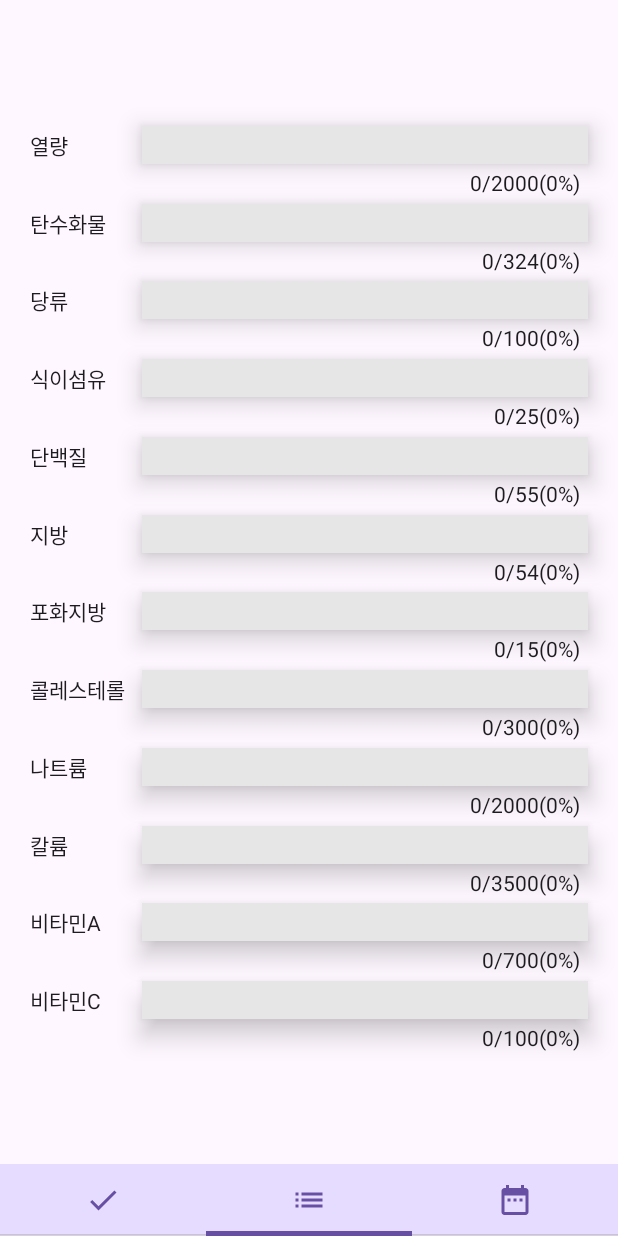
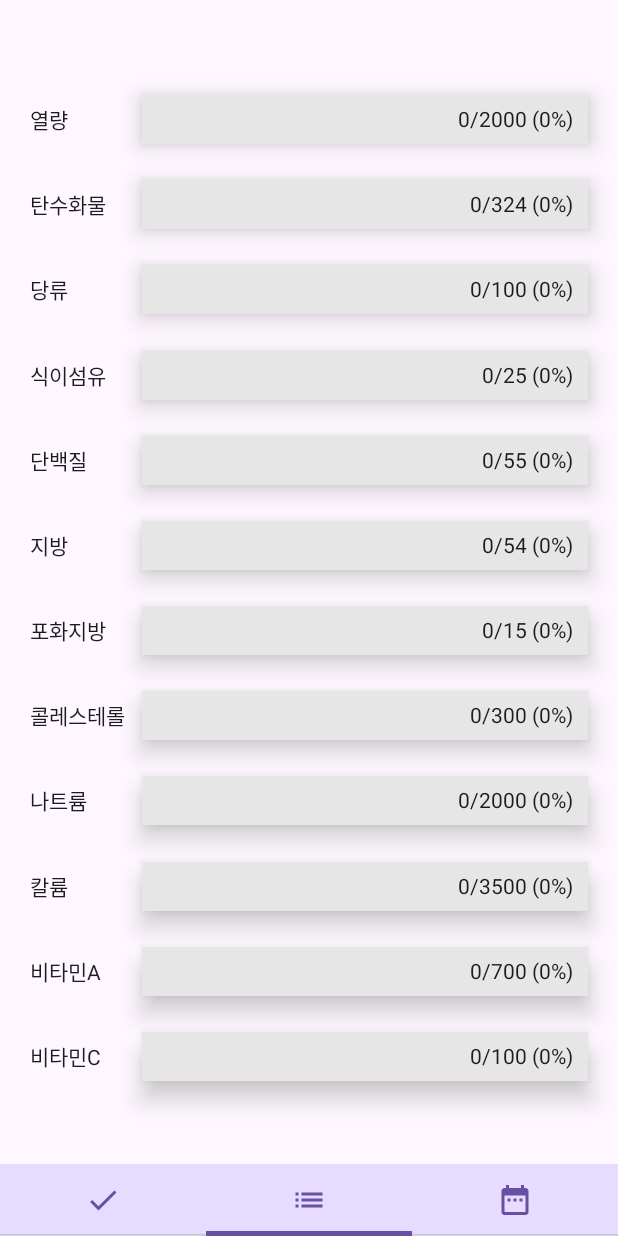
Before and after one commit to GwonDongHyeon21/NutritionCheck_kotlin, an Android app built with Jetpack Compose: the screen it shows after launch (MainActivity), item 2 of the bottom bar chosen, on a phone screen of 412 x 824 dp. Run offline under Robolectric (Android 15) with nearby library versions, the phone set to English and light mode, and no system bars; our stand-ins replace Firebase (no records; nobody signed in at launch, a user with empty details on screens opened directly).

Commit message:
NutritionCheck

```diff
--- a/app/src/main/java/com/example/nutritioncheck_composable/MainActivity.kt
+++ b/app/src/main/java/com/example/nutritioncheck_composable/MainActivity.kt
@@ -30,27 +30,30 @@ import com.google.firebase.Firebase
 import com.google.firebase.auth.FirebaseAuth
 import com.google.firebase.database.database
 import kotlinx.coroutines.launch
-import java.time.LocalDate
+import java.text.SimpleDateFormat
+import java.util.Locale
 
 object ValueSingleton {
     var uid: String = ""
+    val DB = Firebase.database.reference
 }
-
-val db = Firebase.database
-val DB = db.reference
-val uid = ValueSingleton.uid
 
 var breakfastFoodList = mutableListOf<NutritionDataModel>()
 var lunchFoodList = mutableListOf<NutritionDataModel>()
 var dinnerFoodList = mutableListOf<NutritionDataModel>()
 
+var dateFoodList = mutableListOf<NutritionDataModel>()
 var addList = mutableListOf<NutritionDataModel>()
-var list = mutableListOf<NutritionDataModel>()
+var foodList = mutableListOf<NutritionDataModel>()
+
+var selectedDate: String = SimpleDateFormat(
+    "yyyy년 MM월 dd일",
+    Locale.getDefault()
+).format(System.currentTimeMillis())
 
 class MainActivity : ComponentActivity() {
 
     private lateinit var auth: FirebaseAuth
-    private val date = LocalDate.now().toString()
 
     override fun onCreate(savedInstanceState: Bundle?) {
         super.onCreate(savedInstanceState)
@@ -66,7 +69,7 @@ class MainActivity : ComponentActivity() {
         lunchFoodList = mutableListOf()
         dinnerFoodList = mutableListOf()
 
-        getDataFromFirebase(date) {
+        getDataFromFirebase(selectedDate) {
             breakfastFoodList = it[0].toMutableList()
             lunchFoodList = it[1].toMutableList()
             dinnerFoodList = it[2].toMutableList()
@@ -111,7 +114,7 @@ fun LayoutNavigator() {
             val meal = backStackEntry.arguments?.getString("meal").toString()
             val date = backStackEntry.arguments?.getString("selectedDate").toString()
 
-            NutritionAddLayout(meal, date)
+            NutritionAddLayout(navController, meal, date)
         }
     }
 }
--- a/app/src/main/java/com/example/nutritioncheck_composable/NutritionToday.kt
+++ b/app/src/main/java/com/example/nutritioncheck_composable/NutritionToday.kt
@@ -5,7 +5,6 @@ import androidx.compose.foundation.layout.Arrangement
 import androidx.compose.foundation.layout.Box
 import androidx.compose.foundation.layout.Column
 import androidx.compose.foundation.layout.Row
-import androidx.compose.foundation.layout.fillMaxHeight
 import androidx.compose.foundation.layout.fillMaxSize
 import androidx.compose.foundation.layout.fillMaxWidth
 import androidx.compose.foundation.layout.padding
@@ -26,6 +25,7 @@ import androidx.compose.material3.Text
 import androidx.compose.material3.TextButton
 import androidx.compose.material3.rememberDatePickerState
 import androidx.compose.runtime.Composable
+import androidx.compose.runtime.LaunchedEffect
 import androidx.compose.runtime.getValue
 import androidx.compose.runtime.mutableStateOf
 import androidx.compose.runtime.remember
@@ -43,11 +43,14 @@ import com.example.nutritioncheck_composable.model.NutritionDataModel
 import java.text.SimpleDateFormat
 import java.util.Locale
 
-var selectedDate = ""
-
 @Composable
 fun NutritionTodayLayout(navController: NavController) {
     var isDialog by remember { mutableStateOf(false) }
+    var date by remember { mutableStateOf(selectedDate) }
+
+    LaunchedEffect(selectedDate) {
+        date = selectedDate
+    }
 
     Column(
         modifier = Modifier
@@ -67,10 +70,7 @@ fun NutritionTodayLayout(navController: NavController) {
                     style = TextStyle(fontSize = 30.sp),
                 )
                 Text(
-                    text = SimpleDateFormat(
-                        "yyyy년 MM월 dd일",
-                        Locale.getDefault()
-                    ).format(System.currentTimeMillis()),
+                    text = date,
                     modifier = Modifier.padding(top = 5.dp),
                 )
             }
@@ -137,7 +137,7 @@ fun MealRow(
             .shadow(10.dp, RoundedCornerShape(16.dp))
             .clickable {
                 addList = mutableListOf()
-                list = foodList.toMutableList()
+                dateFoodList = foodList.toMutableList()
                 navController.navigate("NutritionAdd/$mealType/$selectedDate")
             },
     ) {
@@ -177,7 +177,7 @@ fun DatePickerDialog(stateUpdate: () -> Unit) {
             TextButton(
                 onClick = {
                     selectedDate = datePickerState.selectedDateMillis?.let {
-                        SimpleDateFormat("yyyy-MM-dd", Locale.getDefault()).format(it)
+                        SimpleDateFormat("yyyy년 MM월 dd일", Locale.getDefault()).format(it)
                     }.toString()
                     getDataFromFirebase(selectedDate) {
                         breakfastFoodList = it[0].toMutableList()
--- a/app/src/main/java/com/example/nutritioncheck_composable/NutritionTodayChart.kt
+++ b/app/src/main/java/com/example/nutritioncheck_composable/NutritionTodayChart.kt
@@ -3,8 +3,8 @@ package com.example.nutritioncheck_composable
 import androidx.compose.foundation.Canvas
 import androidx.compose.foundation.background
 import androidx.compose.foundation.layout.Arrangement
+import androidx.compose.foundation.layout.Box
 import androidx.compose.foundation.layout.Column
-import androidx.compose.foundation.layout.Row
 import androidx.compose.foundation.layout.fillMaxHeight
 import androidx.compose.foundation.layout.fillMaxSize
 import androidx.compose.foundation.layout.fillMaxWidth
@@ -17,6 +17,7 @@ import androidx.compose.ui.Modifier
 import androidx.compose.ui.draw.shadow
 import androidx.compose.ui.geometry.Size
 import androidx.compose.ui.graphics.Color
+import androidx.compose.ui.platform.LocalConfiguration
 import androidx.compose.ui.unit.dp
 import com.example.nutritioncheck_composable.chart.nutritionChart
 
@@ -31,33 +32,35 @@ fun NutritionTodayChartLayout() {
         verticalArrangement = Arrangement.Center
     ) {
         Column(
-            modifier = Modifier.fillMaxHeight(0.8f),
+            modifier = Modifier
+                .fillMaxHeight(0.9f)
+                .padding(start = 20.dp, end = 20.dp),
             verticalArrangement = Arrangement.SpaceEvenly,
         ) {
+            val height =
+                ((LocalConfiguration.current.screenHeightDp - 40) / nutritionTodayData.size) * 0.5
             nutritionTodayData.forEach { (label, values) ->
-                NutritionTodayChart(label, values.first, values.second)
+                NutritionTodayChart(height, label, values.first, values.second)
             }
         }
     }
 }
 
 @Composable
-fun NutritionTodayChart(label: String, value: Float, maxValue: Float) {
-    Column {
-        Row(
-            modifier = Modifier.padding(start = 20.dp, end = 20.dp),
-        ) {
+fun NutritionTodayChart(height: Double, label: String, value: Float, maxValue: Float) {
+    Box(modifier = Modifier.fillMaxWidth()) {
         Text(
             text = label,
             modifier = Modifier
-                    .align(Alignment.CenterVertically)
-                    .fillMaxWidth(0.2f),
+                .fillMaxWidth(0.2f)
+                .align(Alignment.CenterStart),
         )
 
         Canvas(
             modifier = Modifier
-                    .height(25.dp)
-                    .weight(1f)
+                .height(height.dp)
+                .fillMaxWidth(0.8f)
+                .align(Alignment.CenterEnd)
                 .shadow(10.dp)
                 .background(Color(230, 230, 230, 255))
         ) {
@@ -73,14 +76,13 @@ fun NutritionTodayChart(label: String, value: Float, maxValue: Float) {
                 size = Size(barWidth, size.height),
             )
         }
-        }
 
-        val nutritionPercentage = (value / maxValue * 100).toInt()
         Text(
-            text = "${value.toInt()}/${maxValue.toInt()}($nutritionPercentage%)",
+            text = "${value.toInt()}/${maxValue.toInt()}" +
+                    " (${(value / maxValue * 100).toInt()}%)",
             modifier = Modifier
-                .align(Alignment.End)
-                .padding(top = 5.dp, end = 25.dp)
+                .align(Alignment.CenterEnd)
+                .padding(end = 10.dp)
         )
     }
 }
--- a/app/src/main/java/com/example/nutritioncheck_composable/NutritionUserInfo.kt
+++ b/app/src/main/java/com/example/nutritioncheck_composable/NutritionUserInfo.kt
@@ -9,12 +9,14 @@ import androidx.compose.material3.Text
 import androidx.compose.runtime.Composable
 import androidx.compose.runtime.LaunchedEffect
 import androidx.compose.runtime.getValue
+import androidx.compose.runtime.mutableIntStateOf
 import androidx.compose.runtime.mutableStateOf
 import androidx.compose.runtime.remember
 import androidx.compose.runtime.rememberCoroutineScope
 import androidx.compose.runtime.setValue
 import androidx.compose.ui.Alignment
 import androidx.compose.ui.Modifier
+import androidx.compose.ui.layout.onGloballyPositioned
 import androidx.compose.ui.tooling.preview.Preview
 import androidx.compose.ui.unit.dp
 import kotlinx.coroutines.Dispatchers
@@ -45,6 +47,7 @@ fun NutritionUserInfoLayout() {
         horizontalAlignment = Alignment.CenterHorizontally
     ) {
         if (isLoading) {
+            var width by remember { mutableIntStateOf(0) }
             Row(
                 modifier = Modifier
                     .fillMaxSize()
@@ -52,7 +55,7 @@ fun NutritionUserInfoLayout() {
                 horizontalArrangement = Arrangement.SpaceEvenly
             ) {
                 nutritionWeekData.forEach { (label, values) ->
-                    NutritionDateChart(label, values.first, values.second)
+                    NutritionDateChart(0.0, label, values.first, values.second)
                 }
             }
         } else {
--- a/app/src/main/java/com/example/nutritioncheck_composable/database/AddDataToFirebase.kt
+++ b/app/src/main/java/com/example/nutritioncheck_composable/database/AddDataToFirebase.kt
@@ -1,8 +1,7 @@
 package com.example.nutritioncheck_composable.database
 
-import com.example.nutritioncheck_composable.DB
+import com.example.nutritioncheck_composable.ValueSingleton
 import com.example.nutritioncheck_composable.model.NutritionDataModel
-import com.example.nutritioncheck_composable.uid
 
 fun addDataToFirebase(
     date: String,
@@ -10,6 +9,6 @@ fun addDataToFirebase(
     nutritionData: MutableList<NutritionDataModel>,
 ) {
     nutritionData.forEach {
-        DB.child(uid).child(date).child(meal).push().setValue(it)
+        ValueSingleton.DB.child(ValueSingleton.uid).child(date).child(meal).push().setValue(it)
     }
 }
--- a/app/src/main/java/com/example/nutritioncheck_composable/database/GetDataFromFirebase.kt
+++ b/app/src/main/java/com/example/nutritioncheck_composable/database/GetDataFromFirebase.kt
@@ -1,11 +1,7 @@
 package com.example.nutritioncheck_composable.database
 
-import com.example.nutritioncheck_composable.DB
-import com.example.nutritioncheck_composable.breakfastFoodList
-import com.example.nutritioncheck_composable.dinnerFoodList
-import com.example.nutritioncheck_composable.lunchFoodList
+import com.example.nutritioncheck_composable.ValueSingleton
 import com.example.nutritioncheck_composable.model.NutritionDataModel
-import com.example.nutritioncheck_composable.uid
 
 fun getDataFromFirebase(
     date: String,
@@ -14,7 +10,7 @@ fun getDataFromFirebase(
     val breakfastList = mutableListOf<NutritionDataModel>()
     val lunchList = mutableListOf<NutritionDataModel>()
     val dinnerList = mutableListOf<NutritionDataModel>()
-    DB.child(uid).get().addOnSuccessListener { dataSnapshot ->
+    ValueSingleton.DB.child(ValueSingleton.uid).get().addOnSuccessListener { dataSnapshot ->
         for (dataDate in dataSnapshot.children) {
             if (dataDate.key == date) {
                 for (dataMeal in dataDate.children) {
```
Also changed, not shown: app/src/main/java/com/example/nutritioncheck_composable/NutritionAdd.kt (+83 -26 lines), app/src/main/java/com/example/nutritioncheck_composable/NutritionCalendar.kt (+10 -10 lines). Lines whose indentation alone changed are shown as unchanged.
